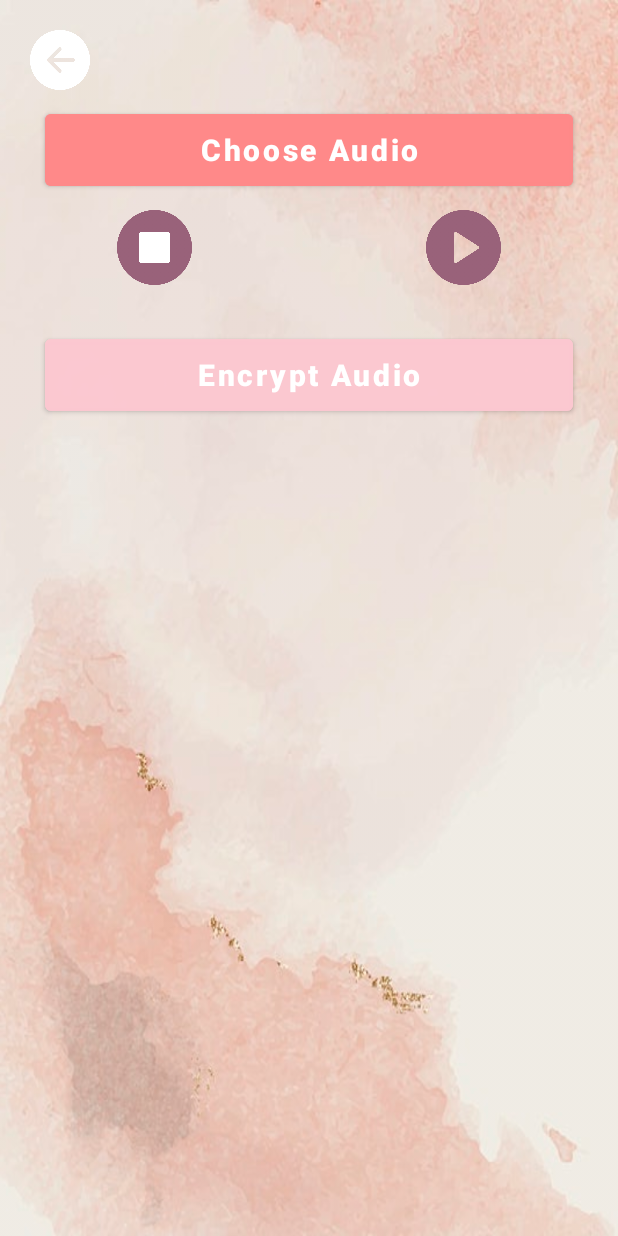
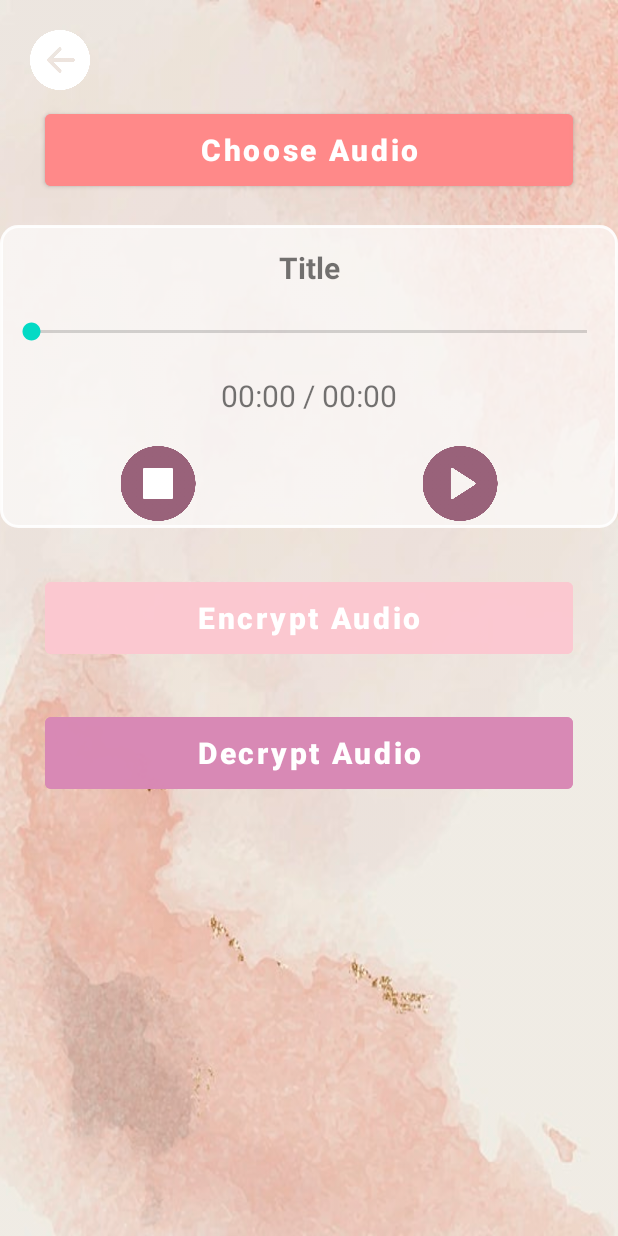
Before and after one commit to adipink/SafeMedia, an Android app: the VoiceCrypt screen opened directly, with no data from a screen before it, on a phone screen of 412 x 824 dp. Run offline under Robolectric (Android 15) with nearby library versions, the phone set to English and light mode, and no system bars.

Commit message:
Added Voice Encryprion

```diff
--- a/app/src/main/res/layout/activity_voice_crypt.xml
+++ b/app/src/main/res/layout/activity_voice_crypt.xml
@@ -38,6 +38,44 @@
         app:layout_constraintStart_toStartOf="parent"
         app:layout_constraintTop_toTopOf="parent">
     </Button>
+    <LinearLayout
+        android:id="@+id/voice_LinLay_regular"
+        android:layout_width="match_parent"
+        android:layout_height="wrap_content"
+        android:orientation="vertical"
+        android:layout_marginTop="20dp"
+        android:gravity="center"
+        android:background="@drawable/rounded_shape"
+        android:backgroundTint="#E6FFFFFF"
+        app:layout_constraintTop_toBottomOf="@id/voice_BTN_choose"
+        app:layout_constraintStart_toStartOf="parent"
+        app:layout_constraintEnd_toEndOf="parent"
+        app:layout_constraintBottom_toTopOf="@id/voice_BTN_encrypt"
+        >
+
+        <TextView
+            android:id="@+id/voice_TXT_title"
+            android:layout_width="match_parent"
+            android:layout_height="wrap_content"
+            android:text="Title"
+            android:gravity="center"
+            android:textSize="20sp"
+            android:padding="10dp"
+            android:textStyle="bold">
+        </TextView>
+        <SeekBar
+            android:id="@+id/voice_SEEK_progress_audio"
+            android:layout_width="match_parent"
+            android:layout_height="wrap_content"
+            android:max="100"
+            android:padding="10dp"/>
+        <TextView
+            android:id="@+id/voice_TXT_progress"
+            android:layout_width="wrap_content"
+            android:layout_height="wrap_content"
+            android:textSize="20sp"
+            android:padding="10dp"
+            android:text="00:00 / 00:00"/>
 
         <LinearLayout
             android:id="@+id/voice_LinLay_player"
@@ -45,10 +83,6 @@
             android:layout_height="wrap_content"
             android:orientation="horizontal"
             android:weightSum="2"
-        app:layout_constraintTop_toBottomOf="@id/voice_BTN_choose"
-        app:layout_constraintStart_toStartOf="parent"
-        app:layout_constraintEnd_toEndOf="parent"
-        app:layout_constraintBottom_toTopOf="@id/voice_BTN_encrypt"
             >
 
             <ImageView
@@ -73,24 +107,11 @@
 
             </ImageView>
 
-
-        <!-- <Button
-             android:id="@+id/voice_BTN_stop"
-             android:layout_width="match_parent"
-             android:layout_height="60dp"
-             android:layout_marginHorizontal="30dp"
-             android:layout_marginTop="30dp"
-             android:backgroundTint="#E699627A"
-             android:text="Stop Audio"
-             android:textStyle="bold"
-             android:textColor="@color/white"
-             android:textSize="20sp"
-             android:textColorHighlight="@color/black"
-             android:textAllCaps="false">
-         </Button>-->
+        </LinearLayout>
 
 
     </LinearLayout>
+
 
 
     <Button
@@ -108,7 +129,75 @@
         android:textAllCaps="false"
         app:layout_constraintEnd_toEndOf="parent"
         app:layout_constraintStart_toStartOf="parent"
-        app:layout_constraintTop_toBottomOf="@id/voice_LinLay_player">
+        app:layout_constraintTop_toBottomOf="@id/voice_LinLay_regular">
     </Button>
 
+   <!-- <TextView
+        android:id="@+id/voice_TXT_encrypt"
+        android:layout_width="match_parent"
+        android:layout_height="wrap_content"
+        android:text="Play encrypted Audio"
+        android:gravity="center"
+        android:textSize="20sp"
+        android:padding="10dp"
+        android:textStyle="bold"
+        app:layout_constraintTop_toBottomOf="@id/voice_BTN_encrypt"
+        app:layout_constraintStart_toStartOf="parent"
+        app:layout_constraintEnd_toEndOf="parent">
+    </TextView>
+
+    <LinearLayout
+        android:id="@+id/voice_LinLay_enc"
+        android:layout_width="match_parent"
+        android:layout_height="wrap_content"
+        android:orientation="horizontal"
+        android:weightSum="2"
+        app:layout_constraintTop_toBottomOf="@id/voice_TXT_encrypt"
+        app:layout_constraintStart_toStartOf="parent"
+        app:layout_constraintEnd_toEndOf="parent"
+        >
+
+        <ImageView
+            android:id="@+id/voice_IMG_stop_enc"
+            android:layout_width="50dp"
+            android:layout_height="50dp"
+            android:layout_marginTop="10dp"
+            android:layout_weight="1"
+            android:elevation="5dp"
+            android:src="@drawable/ic_stop">
+
+        </ImageView>
+
+        <ImageView
+            android:id="@+id/voice_IMG_play_enc"
+            android:layout_width="50dp"
+            android:layout_height="50dp"
+            android:layout_marginTop="10dp"
+            android:layout_weight="1"
+            android:elevation="5dp"
+            android:src="@drawable/ic_play">
+
+        </ImageView>
+
+    </LinearLayout>
+-->
+    <Button
+        android:id="@+id/voice_BTN_decrypt"
+        android:layout_width="match_parent"
+        android:layout_height="60dp"
+        android:layout_marginHorizontal="30dp"
+        android:layout_marginTop="30dp"
+        android:backgroundTint="#E6D989B5"
+        android:text="Decrypt Audio"
+        android:textStyle="bold"
+        android:textColor="@color/white"
+        android:textSize="20sp"
+        android:textColorHighlight="@color/black"
+        android:textAllCaps="false"
+        app:layout_constraintEnd_toEndOf="parent"
+        app:layout_constraintStart_toStartOf="parent"
+        app:layout_constraintTop_toBottomOf="@id/voice_BTN_encrypt">
+    </Button>
+
+
 </androidx.constraintlayout.widget.ConstraintLayout>
```
Also changed, not shown: app/src/main/java/com/example/safemedia/VoiceCrypt.java (+185 -7 lines). Lines whose indentation alone changed are shown as unchanged.
